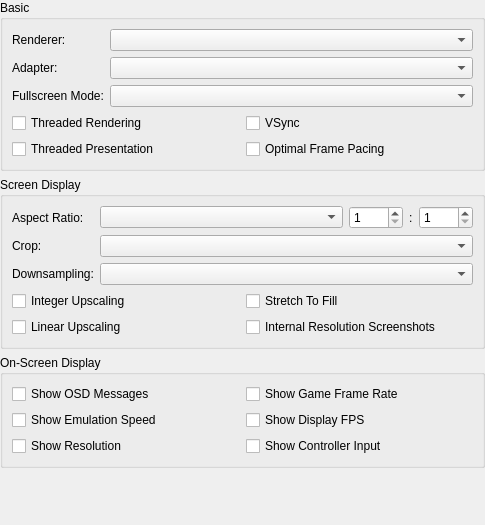
Before: the Qt Designer form src/duckstation-qt/displaysettingswidget.ui in stenzek/duckstation, drawn with Qt 5.
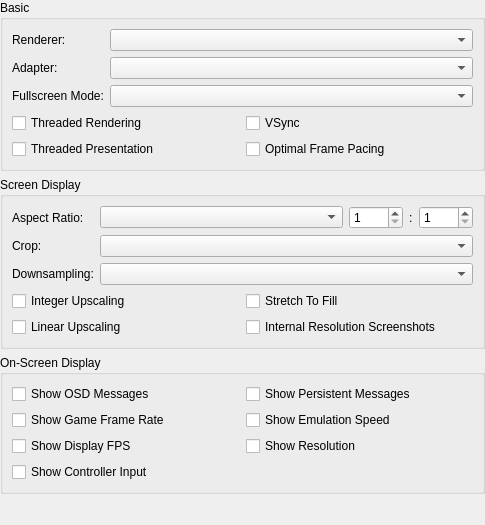
After: the same form once the commit is applied.

Commit message:
Added a toggle for persistent message.
Added a toggle to display settings to disable persistent messages (ff, pause) in the fullscreen UI.

The edit to the form file:
```diff
--- a/src/duckstation-qt/displaysettingswidget.ui
+++ b/src/duckstation-qt/displaysettingswidget.ui
@@ -213,34 +213,41 @@
        </widget>
       </item>
       <item row="2" column="1">
+        <widget class="QCheckBox" name="showPersistentMessages">
+          <property name="text">
+            <string>Show Persistent Messages</string>
+          </property>
+        </widget>
+      </item>
+      <item row="3" column="0">
        <widget class="QCheckBox" name="showFPS">
         <property name="text">
          <string>Show Game Frame Rate</string>
         </property>
        </widget>
       </item>
-      <item row="3" column="0">
+      <item row="3" column="1">
        <widget class="QCheckBox" name="showSpeed">
         <property name="text">
          <string>Show Emulation Speed</string>
         </property>
        </widget>
       </item>
-      <item row="3" column="1">
+      <item row="4" column="0">
        <widget class="QCheckBox" name="showVPS">
         <property name="text">
          <string>Show Display FPS</string>
         </property>
        </widget>
       </item>
-      <item row="4" column="0">
+      <item row="4" column="1">
        <widget class="QCheckBox" name="showResolution">
         <property name="text">
          <string>Show Resolution</string>
         </property>
        </widget>
       </item>
-      <item row="4" column="1">
+      <item row="5" column="0">
        <widget class="QCheckBox" name="showInput">
         <property name="text">
          <string>Show Controller Input</string>
```
The commit also changes 5 other files.
